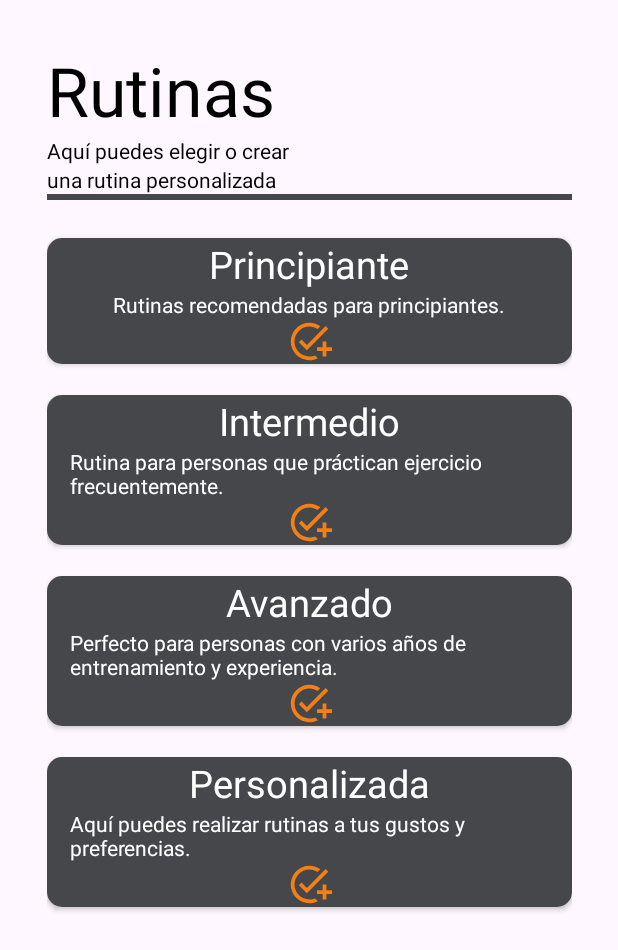
After one commit to HarryHndz/app-movil-fitnesLife, an Android app: the RutinasActivity screen opened directly, with no data from a screen before it, on a phone screen of 412 x 824 dp. The commit adds this screen. Shown: the top 950 px of the screen. Run offline under Robolectric (Android 15) with nearby library versions, the light colour scheme and no system bars.

Commit message:
Creacion de activity para las rutinas y configuracion de cambio de pantalla

```diff
--- a/app/src/main/AndroidManifest.xml
+++ b/app/src/main/AndroidManifest.xml
@@ -12,6 +12,12 @@
         android:supportsRtl="true"
         android:theme="@style/Theme.FitnesLife"
         tools:targetApi="31">
+        <activity
+            android:name=".activities.PrincipianteActivity"
+            android:exported="false" />
+        <activity
+            android:name=".activities.RutinasActivity"
+            android:exported="false" />
         <activity
             android:name=".activities.HomeActivity"
             android:exported="false" />
--- /dev/null
+++ b/app/src/main/java/com/harry/fitneslife/activities/RutinasActivity.kt
@@ -0,0 +1,27 @@
+package com.harry.fitneslife.activities
+
+import android.content.Intent
+import androidx.appcompat.app.AppCompatActivity
+import android.os.Bundle
+import androidx.cardview.widget.CardView
+import com.harry.fitneslife.R
+
+class RutinasActivity : AppCompatActivity() {
+    override fun onCreate(savedInstanceState: Bundle?) {
+        super.onCreate(savedInstanceState)
+        setContentView(R.layout.activity_rutinas)
+
+        val prin = findViewById<CardView>(R.id.ejerPrin)
+
+        prin.setOnClickListener {
+            principiante()
+        }
+
+    }
+
+    private fun principiante(){
+        val i = Intent(this, PrincipianteActivity::class.java)
+        startActivity(i)
+    }
+
+}
--- /dev/null
+++ b/app/src/main/res/drawable/ic_add.xml
@@ -0,0 +1,9 @@
+<vector xmlns:android="http://schemas.android.com/apk/res/android"
+    android:width="30dp"
+    android:height="30dp"
+    android:viewportWidth="960"
+    android:viewportHeight="960">
+  <path
+      android:fillColor="#FF000000"
+      android:pathData="M480,880q-83,0 -156,-31.5T197,763q-54,-54 -85.5,-127T80,480q0,-83 31.5,-156T197,197q54,-54 127,-85.5T480,80q65,0 123,19t107,53l-58,59q-38,-24 -81,-37.5T480,160q-133,0 -226.5,93.5T160,480q0,133 93.5,226.5T480,800q32,0 62,-6t58,-17l60,61q-41,20 -86,31t-94,11ZM760,800v-120L640,680v-80h120v-120h80v120h120v80L840,680v120h-80ZM424,664 L254,494l56,-56 114,114 400,-401 56,56 -456,457Z"/>
+</vector>
--- /dev/null
+++ b/app/src/main/res/layout/activity_rutinas.xml
@@ -0,0 +1,200 @@
+<?xml version="1.0" encoding="utf-8"?>
+<androidx.constraintlayout.widget.ConstraintLayout xmlns:android="http://schemas.android.com/apk/res/android"
+    xmlns:app="http://schemas.android.com/apk/res-auto"
+    xmlns:tools="http://schemas.android.com/tools"
+    android:layout_width="match_parent"
+    android:layout_height="match_parent"
+    tools:context=".activities.RutinasActivity">
+
+    <LinearLayout
+        android:layout_width="wrap_content"
+        android:layout_height="wrap_content"
+        android:layout_marginTop="30dp"
+        android:orientation="vertical"
+        android:layout_marginHorizontal="20dp"
+        app:layout_constraintEnd_toEndOf="parent"
+        app:layout_constraintStart_toStartOf="parent"
+        app:layout_constraintTop_toTopOf="parent">
+
+        <TextView
+            android:layout_width="wrap_content"
+            android:layout_height="wrap_content"
+            android:text="@string/titleRutinas"
+            android:textColor="@color/black"
+            android:textSize="45sp" />
+
+        <TextView
+            android:layout_width="wrap_content"
+            android:layout_height="wrap_content"
+            android:text="@string/subRutinas"
+            android:textColor="@color/black" />
+
+        <TextView
+            android:layout_width="wrap_content"
+            android:layout_height="wrap_content"
+            android:text="@string/subRutinas2"
+            android:textColor="@color/black" />
+
+        <View
+            android:layout_width="match_parent"
+            android:layout_height="4dp"
+            android:layout_marginBottom="20dp"
+            android:background="@color/grey_components"></View>
+
+        <androidx.cardview.widget.CardView
+            android:id="@+id/ejerPrin"
+            android:layout_width="350dp"
+            android:layout_height="match_parent"
+            android:layout_marginTop="5dp"
+            android:layout_marginBottom="15dp"
+            app:cardCornerRadius="10dp">
+
+            <LinearLayout
+                android:layout_width="match_parent"
+                android:layout_height="match_parent"
+                android:background="@color/grey_components"
+                android:orientation="vertical">
+
+                <TextView
+                    android:layout_width="wrap_content"
+                    android:layout_height="wrap_content"
+                    android:layout_gravity="center"
+                    android:text="@string/titlePrin"
+                    android:textColor="@color/white"
+                    android:textSize="25sp" />
+
+                <TextView
+                    android:layout_width="wrap_content"
+                    android:layout_height="wrap_content"
+                    android:layout_gravity="center"
+                    android:layout_marginHorizontal="15dp"
+                    android:text="@string/titlePrin2"
+                    android:textColor="@color/white" />
+
+                <ImageView
+                    android:layout_width="match_parent"
+                    android:layout_height="match_parent"
+                    android:src="@drawable/ic_add"
+                    app:tint="@color/orange_icons"></ImageView>
+
+            </LinearLayout>
+
+        </androidx.cardview.widget.CardView>
+
+        <androidx.cardview.widget.CardView
+            android:layout_width="350dp"
+            android:layout_height="match_parent"
+            android:layout_marginTop="5dp"
+            android:layout_marginBottom="15dp"
+            app:cardCornerRadius="10dp">
+
+            <LinearLayout
+                android:layout_width="match_parent"
+                android:layout_height="match_parent"
+                android:background="@color/grey_components"
+                android:orientation="vertical">
+
+                <TextView
+                    android:layout_width="wrap_content"
+                    android:layout_height="wrap_content"
+                    android:layout_gravity="center"
+                    android:text="@string/titleInter"
+                    android:textColor="@color/white"
+                    android:textSize="25sp" />
+
+                <TextView
+                    android:layout_width="wrap_content"
+                    android:layout_height="wrap_content"
+                    android:layout_marginHorizontal="15dp"
+                    android:text="@string/titleInter2"
+                    android:textColor="@color/white" />
+
+                <ImageView
+                    android:layout_width="match_parent"
+                    android:layout_height="match_parent"
+                    android:src="@drawable/ic_add"
+                    app:tint="@color/orange_icons"></ImageView>
+
+            </LinearLayout>
+
+        </androidx.cardview.widget.CardView>
+
+        <androidx.cardview.widget.CardView
+            android:layout_width="350dp"
+            android:layout_height="match_parent"
+            android:layout_marginTop="5dp"
+            android:layout_marginBottom="15dp"
+            app:cardCornerRadius="10dp">
+
+            <LinearLayout
+                android:layout_width="match_parent"
+                android:layout_height="match_parent"
+                android:background="@color/grey_components"
+                android:orientation="vertical">
+
+                <TextView
+                    android:layout_width="wrap_content"
+                    android:layout_height="wrap_content"
+                    android:layout_gravity="center"
+                    android:text="@string/titleAvan"
+                    android:textColor="@color/white"
+                    android:textSize="25sp" />
+
+                <TextView
+                    android:layout_width="match_parent"
+                    android:layout_height="match_parent"
+                    android:layout_gravity="center"
+                    android:layout_marginHorizontal="15dp"
+                    android:text="@string/titleAvan2"
+                    android:textColor="@color/white" />
+
+                <ImageView
+                    android:layout_width="match_parent"
+                    android:layout_height="match_parent"
+                    android:src="@drawable/ic_add"
+                    app:tint="@color/orange_icons"></ImageView>
+
+            </LinearLayout>
+
+        </androidx.cardview.widget.CardView>
+
+        <androidx.cardview.widget.CardView
+            android:layout_width="350dp"
+            android:layout_height="match_parent"
+            android:layout_marginTop="5dp"
+            android:layout_marginBottom="15dp"
+            app:cardCornerRadius="10dp">
+
+            <LinearLayout
+                android:layout_width="match_parent"
+                android:layout_height="match_parent"
+                android:background="@color/grey_components"
+                android:orientation="vertical">
+
+                <TextView
+                    android:layout_width="wrap_content"
+                    android:layout_height="wrap_content"
+                    android:layout_gravity="center"
+                    android:text="@string/titlePer"
+                    android:textColor="@color/white"
+                    android:textSize="25sp" />
+
+                <TextView
+                    android:layout_width="wrap_content"
+                    android:layout_height="wrap_content"
+                    android:layout_gravity="center"
+                    android:layout_marginHorizontal="15dp"
+                    android:text="@string/titlePer2"
+                    android:textColor="@color/white" />
+
+                <ImageView
+                    android:layout_width="match_parent"
+                    android:layout_height="match_parent"
+                    android:src="@drawable/ic_add"
+                    app:tint="@color/orange_icons"></ImageView>
+            </LinearLayout>
+        </androidx.cardview.widget.CardView>
+
+
+    </LinearLayout>
+</androidx.constraintlayout.widget.ConstraintLayout>
--- a/app/src/main/res/values/strings.xml
+++ b/app/src/main/res/values/strings.xml
@@ -19,4 +19,17 @@
     <string name="text_card2">Crear rutina</string>
     <string name="Button_card1">Ver más</string>
     <string name="Button_card2">Empezar</string>
+
+    <string name="titleRutinas">Rutinas</string>
+    <string name="subRutinas">Aquí puedes elegir o crear</string>
+    <string name="subRutinas2">una rutina personalizada</string>
+    <string name="titlePrin">Principiante</string>
+    <string name="titlePrin2">Rutinas recomendadas para principiantes.</string>
+    <string name="titleInter">Intermedio</string>
+    <string name="titleInter2">Rutina para personas que práctican ejercicio frecuentemente.</string>
+    <string name="titleAvan">Avanzado</string>
+    <string name="titleAvan2">Perfecto para personas con varios años de entrenamiento y experiencia.</string>
+    <string name="titlePer">Personalizada</string>
+    <string name="titlePer2">Aquí puedes realizar rutinas a tus gustos y preferencias.</string>
+
 </resources>
```
Also changed, not shown: app/src/main/java/com/harry/fitneslife/activities/HomeActivity.kt (+14 -0 lines), app/src/main/java/com/harry/fitneslife/activities/InicioActivity.kt (+22 -4 lines), app/src/main/java/com/harry/fitneslife/activities/PrincipianteActivity.kt (added, +12 -0 lines), app/src/main/java/com/harry/fitneslife/activities/RegistroActivity.kt (+14 -5 lines), app/src/main/res/drawable/ic_user.xml (added, +9 -0 lines), app/src/main/res/layout/activity_home.xml (+62 -55 lines), app/src/main/res/layout/activity_inicio.xml (+15 -13 lines), app/src/main/res/layout/activity_principiante.xml (added, +19 -0 lines), app/src/main/res/layout/activity_registro.xml (+52 -61 lines).
